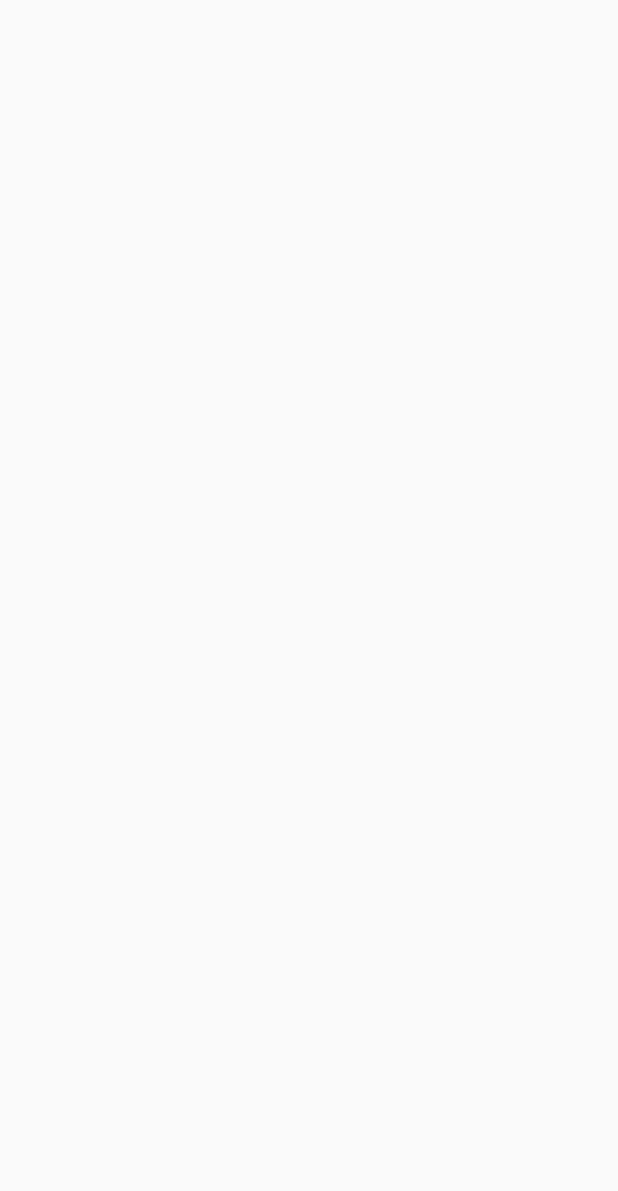
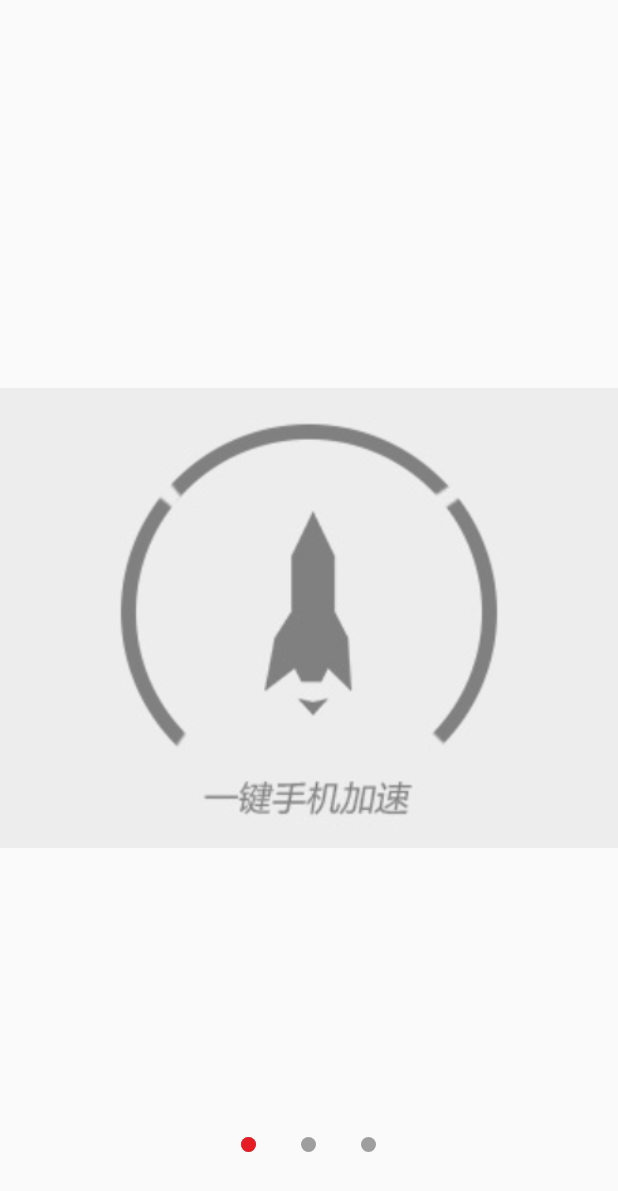
Before and after one commit to lhzheng880828/PhoneManager, an Android app: the screen it shows after launch (SplashActivity before the commit, GuideActivity after it), on a phone screen of 412 x 824 dp. Before the commit the part shown is empty. Shown: the top 1191 px of the screen. Run offline under Robolectric (Android 15) with nearby library versions, the phone set to English and light mode, and no system bars.

Commit message:
2016年11月9日 00:24:09

```diff
--- /dev/null
+++ b/app/src/main/java/com/zhuoxin/phonemanager/activity/GuideActivity.java
@@ -0,0 +1,126 @@
+package com.zhuoxin.phonemanager.activity;
+
+import android.content.Intent;
+import android.os.Bundle;
+import android.support.v4.view.PagerAdapter;
+import android.support.v4.view.ViewPager;
+import android.support.v7.app.AppCompatActivity;
+import android.util.DisplayMetrics;
+import android.view.View;
+import android.view.ViewGroup;
+import android.widget.ImageView;
+import android.widget.TextView;
+
+import com.zhuoxin.phonemanager.R;
+import com.zhuoxin.phonemanager.service.MusicService;
+
+import java.util.ArrayList;
+import java.util.List;
+
+public class GuideActivity extends AppCompatActivity {
+
+    //找到对应的控件
+    ViewPager vp_guide;
+    ImageView iv_circle_red;
+    TextView tv_skip;
+    //存储View
+    List<View> viewList = new ArrayList<View>();
+    int redCirclePadding;
+    float scaleLength;
+
+    @Override
+    protected void onCreate(Bundle savedInstanceState) {
+        super.onCreate(savedInstanceState);
+        setContentView(R.layout.activity_guide);
+        initView();
+        startMusicService();
+
+    }
+
+
+    private void initView() {
+        //初始化
+        vp_guide = (ViewPager) findViewById(R.id.vp_guide);
+        iv_circle_red = (ImageView) findViewById(R.id.iv_circle_red);
+        tv_skip = (TextView) findViewById(R.id.tv_skip);
+        redCirclePadding = iv_circle_red.getPaddingLeft();
+        scaleLength = getDensity() * 40;
+        tv_skip.setOnClickListener(new View.OnClickListener() {
+            @Override
+            public void onClick(View v) {
+                Intent intent = new Intent(GuideActivity.this, PhoneActivity.class);
+                startActivity(intent);
+                finish();
+            }
+        });
+        //设置Adapter中的数据
+        viewList.add(getLayoutInflater().inflate(R.layout.layout_pager_guide1, null));
+        viewList.add(getLayoutInflater().inflate(R.layout.layout_pager_guide2, null));
+        viewList.add(getLayoutInflater().inflate(R.layout.layout_pager_guide3, null));
+        //创建PagerAdapte
+        PagerAdapter pagerAdapter = new PagerAdapter() {
+            @Override
+            public int getCount() {
+                return viewList.size();
+            }
+
+            @Override
+            public boolean isViewFromObject(View view, Object object) {
+                return view == object;
+            }
+
+            @Override
+            public void destroyItem(ViewGroup container, int position, Object object) {
+                container.removeView(viewList.get(position));
+            }
+
+            @Override
+            public Object instantiateItem(ViewGroup container, int position) {
+                container.addView(viewList.get(position));
+                return viewList.get(position);
+            }
+        };
+        vp_guide.setAdapter(pagerAdapter);
+        vp_guide.addOnPageChangeListener(new ViewPager.OnPageChangeListener() {
+            @Override
+            public void onPageScrolled(int position, float positionOffset, int positionOffsetPixels) {
+                iv_circle_red.setPadding((int) (redCirclePadding + scaleLength * (position + positionOffset)), 0, 0, 0);
+            }
+
+            @Override
+            public void onPageSelected(int position) {
+                if (position == viewList.size() - 1) {
+                    tv_skip.setVisibility(View.VISIBLE);
+                } else {
+                    tv_skip.setVisibility(View.INVISIBLE);
+                }
+                iv_circle_red.setPadding((int) (redCirclePadding + scaleLength * position), 0, 0, 0);
+            }
+
+            @Override
+            public void onPageScrollStateChanged(int state) {
+
+            }
+        });
+    }
+
+    private void startMusicService() {
+        Intent intent = new Intent(GuideActivity.this, MusicService.class);
+        startService(intent);
+    }
+
+    @Override
+    public void finish() {
+        Intent intent = new Intent(GuideActivity.this, MusicService.class);
+        stopService(intent);
+        super.finish();
+    }
+
+    private float getDensity() {
+        DisplayMetrics metric = new DisplayMetrics();
+        getWindowManager().getDefaultDisplay().getMetrics(metric);
+        float density = metric.density;  // 屏幕密度（0.75 / 1.0 / 1.5）
+        return density;
+    }
+
+}
--- a/app/src/main/java/com/zhuoxin/phonemanager/activity/PhoneActivity.java
+++ b/app/src/main/java/com/zhuoxin/phonemanager/activity/PhoneActivity.java
@@ -33,8 +33,10 @@ public class PhoneActivity extends AppCompatActivity implements AdapterView.OnIt
 
     @Override
     public void onItemClick(AdapterView<?> parent, View view, int position, long id) {
+        String name = dataList.get(position).name;
         int idx = dataList.get(position).idx;
         Intent intent = new Intent(this, PhoneNumberActivity.class);
+        intent.putExtra("name",name);
         intent.putExtra("idx", idx);
         startActivity(intent);
     }
--- /dev/null
+++ b/app/src/main/res/drawable/shape_circle_gray.xml
@@ -0,0 +1,9 @@
+<shape
+    xmlns:android="http://schemas.android.com/apk/res/android"
+    android:shape="oval"
+    android:useLevel="false">
+    <solid android:color="@color/grey"></solid>
+    <size
+        android:width="10dp"
+        android:height="10dp"></size>
+</shape>
--- /dev/null
+++ b/app/src/main/res/drawable/shape_circle_red.xml
@@ -0,0 +1,9 @@
+<shape
+    xmlns:android="http://schemas.android.com/apk/res/android"
+    android:shape="oval"
+    android:useLevel="false">
+    <solid android:color="@color/red"></solid>
+    <size
+        android:width="10dp"
+        android:height="10dp"></size>
+</shape>
--- /dev/null
+++ b/app/src/main/res/layout/activity_guide.xml
@@ -0,0 +1,61 @@
+<?xml version="1.0" encoding="utf-8"?>
+<RelativeLayout
+    xmlns:android="http://schemas.android.com/apk/res/android"
+    xmlns:tools="http://schemas.android.com/tools"
+    android:id="@+id/activity_guide"
+    android:layout_width="match_parent"
+    android:layout_height="match_parent"
+    tools:context="com.zhuoxin.phonemanager.activity.GuideActivity">
+
+    <android.support.v4.view.ViewPager
+        android:id="@+id/vp_guide"
+        android:layout_width="match_parent"
+        android:layout_height="match_parent"></android.support.v4.view.ViewPager>
+
+    <RelativeLayout
+        android:layout_width="wrap_content"
+        android:layout_height="wrap_content"
+        android:layout_alignParentBottom="true"
+        android:layout_centerHorizontal="true"
+        android:layout_marginBottom="@dimen/actionbar_height">
+
+        <ImageView
+            android:id="@+id/iv_circle1"
+            android:layout_width="wrap_content"
+            android:layout_height="wrap_content"
+            android:layout_marginEnd="30dp"
+            android:src="@drawable/shape_circle_gray"/>
+
+        <ImageView
+            android:id="@+id/iv_circle2"
+            android:layout_width="wrap_content"
+            android:layout_height="wrap_content"
+            android:layout_marginEnd="30dp"
+            android:layout_toEndOf="@id/iv_circle1"
+            android:src="@drawable/shape_circle_gray"/>
+
+        <ImageView
+            android:id="@+id/iv_circle3"
+            android:layout_width="wrap_content"
+            android:layout_height="wrap_content"
+            android:layout_toEndOf="@id/iv_circle2"
+            android:src="@drawable/shape_circle_gray"/>
+
+        <ImageView
+            android:id="@+id/iv_circle_red"
+            android:layout_width="wrap_content"
+            android:layout_height="wrap_content"
+            android:src="@drawable/shape_circle_red"/>
+    </RelativeLayout>
+
+    <TextView
+        android:id="@+id/tv_skip"
+        android:layout_width="wrap_content"
+        android:layout_height="wrap_content"
+        android:layout_alignParentRight="true"
+        android:layout_marginRight="@dimen/item_margin"
+        android:layout_marginTop="@dimen/item_margin"
+        android:text="Skip"
+        android:textSize="@dimen/item_textsize"
+        android:visibility="invisible"/>
+</RelativeLayout>
--- a/app/src/main/res/layout/layout_actionbar.xml
+++ b/app/src/main/res/layout/layout_actionbar.xml
@@ -8,6 +8,7 @@
 
 
     <TextView
+        android:id="@+id/tv_title"
         android:layout_width="wrap_content"
         android:layout_height="wrap_content"
         android:layout_centerInParent="true"
--- /dev/null
+++ b/app/src/main/res/layout/layout_pager_guide1.xml
@@ -0,0 +1,11 @@
+<?xml version="1.0" encoding="utf-8"?>
+<LinearLayout xmlns:android="http://schemas.android.com/apk/res/android"
+              android:layout_width="match_parent"
+              android:layout_height="match_parent"
+    >
+    <ImageView
+        android:layout_width="match_parent"
+        android:layout_height="match_parent"
+        android:src="@drawable/pager_guide1"/>
+
+</LinearLayout>
--- a/app/src/main/res/values/colors.xml
+++ b/app/src/main/res/values/colors.xml
@@ -1,8 +1,16 @@
 <?xml version="1.0" encoding="utf-8"?>
 <resources>
+    <!--系统自带颜色-->
     <color name="colorPrimary">#3F51B5</color>
     <color name="colorPrimaryDark">#303F9F</color>
     <color name="colorAccent">#FF4081</color>
+    <!--常用颜色-->
+    <color name="red">#E51C23</color>
+    <color name="pink">#e91e63</color>
+    <color name="blue">#5677fc</color>
+    <color name="green">#259b24</color>
+    <color name="grey">#9e9e9e</color>
+    <!--自定义颜色-->
     <color name="bluePrimaryColor">#2196F3</color>
     <color name="darkBluePrimaryColor">#1976D2</color>
     <color name="dividerColor">#BDBDBD</color>
```
Also changed, not shown: app/src/main/AndroidManifest.xml (+13 -9 lines), app/src/main/java/com/zhuoxin/phonemanager/activity/PhoneNumberActivity.java (+35 -10 lines), app/src/main/java/com/zhuoxin/phonemanager/service/MusicService.java (added, +54 -0 lines), app/src/main/res/layout/layout_pager_guide2.xml (added, +9 -0 lines), app/src/main/res/layout/layout_pager_guide3.xml (added, +10 -0 lines), app/src/main/res/drawable/pager_guide1.jpg (added), app/src/main/res/drawable/pager_guide2.jpg (added), app/src/main/res/drawable/pager_guide3.jpg (added), 1 other file.
